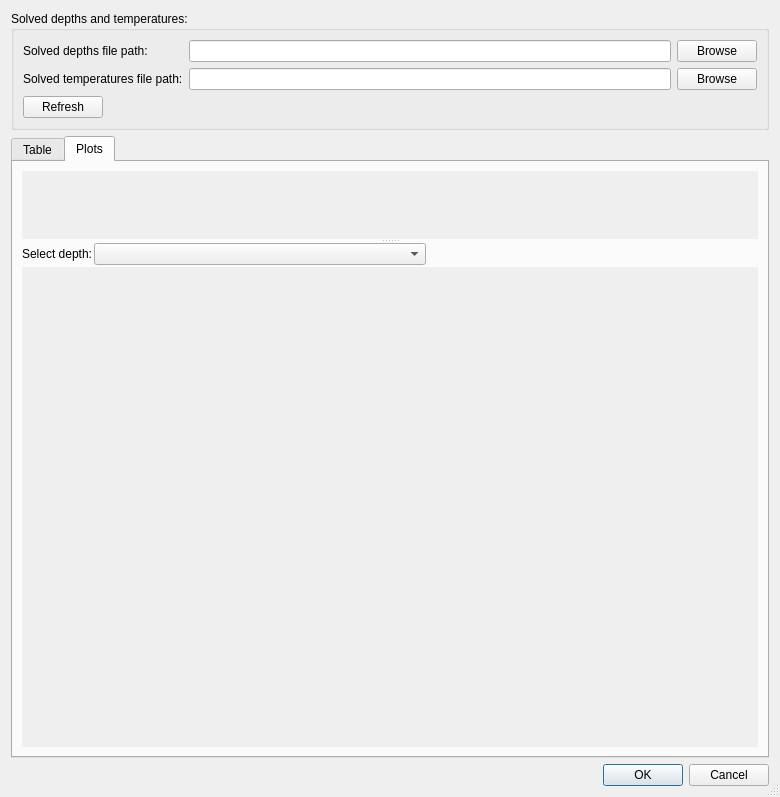
Before: the Qt Designer form Molonari_2021/ihm/python/sql/sqlgridview.ui in GVigne/Molonari-2022, drawn with Qt 5.
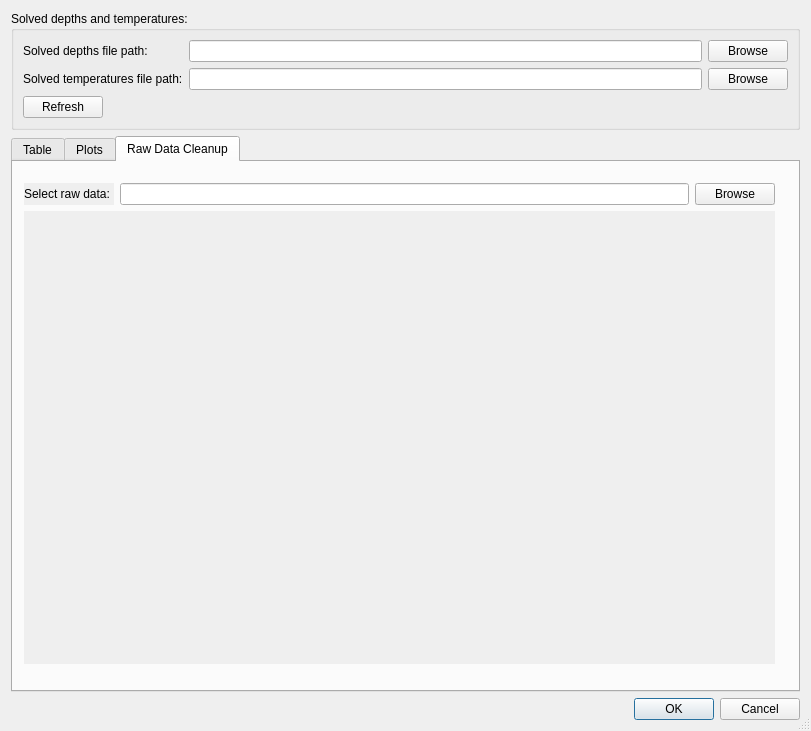
After: the same form once the commit is applied.

Commit message: Added a new tab in the test window to plot raw data with matplotlib. Nothing in Molonaviz folder has changed. Future work: add the option to delete individual points

```diff
--- a/Molonari_2021/ihm/python/sql/sqlgridview.ui
+++ b/Molonari_2021/ihm/python/sql/sqlgridview.ui
@@ -6,8 +6,8 @@
    <rect>
     <x>0</x>
     <y>0</y>
-    <width>780</width>
-    <height>797</height>
+    <width>811</width>
+    <height>731</height>
    </rect>
   </property>
   <property name="windowTitle">
@@ -100,7 +100,7 @@
    <item>
     <widget class="QTabWidget" name="tabWidget">
      <property name="currentIndex">
-      <number>1</number>
+      <number>2</number>
      </property>
      <widget class="QWidget" name="tabTable">
       <attribute name="title">
@@ -134,8 +134,8 @@
             <rect>
              <x>0</x>
              <y>0</y>
-             <width>740</width>
-             <height>258</height>
+             <width>788</width>
+             <height>68</height>
             </rect>
            </property>
            <layout class="QVBoxLayout" name="verticalLayout_6">
@@ -229,8 +229,8 @@
                <rect>
                 <x>0</x>
                 <y>0</y>
-                <width>740</width>
-                <height>263</height>
+                <width>788</width>
+                <height>411</height>
                </rect>
               </property>
               <layout class="QVBoxLayout" name="verticalLayout_3">
@@ -259,6 +259,68 @@
        </item>
       </layout>
      </widget>
+     <widget class="QWidget" name="cleanDataTab">
+      <property name="maximumSize">
+       <size>
+        <width>797</width>
+        <height>559</height>
+       </size>
+      </property>
+      <attribute name="title">
+       <string>Raw Data Cleanup</string>
+      </attribute>
+      <widget class="QWidget" name="">
+       <property name="geometry">
+        <rect>
+         <x>11</x>
+         <y>21</y>
+         <width>751</width>
+         <height>481</height>
+        </rect>
+       </property>
+       <layout class="QVBoxLayout" name="verticalLayout_8" stretch="1,7">
+        <item>
+         <layout class="QGridLayout" name="gridLayout_2">
+          <item row="0" column="0">
+           <widget class="QLabel" name="rawDataLabel">
+            <property name="autoFillBackground">
+             <bool>true</bool>
+            </property>
+            <property name="text">
+             <string>Select raw data: </string>
+            </property>
+           </widget>
+          </item>
+          <item row="0" column="1">
+           <widget class="QLineEdit" name="lineEditRawDataFile">
+            <property name="autoFillBackground">
+             <bool>true</bool>
+            </property>
+           </widget>
+          </item>
+          <item row="0" column="2">
+           <widget class="QPushButton" name="pushButtonBrowseRaw">
+            <property name="autoFillBackground">
+             <bool>true</bool>
+            </property>
+            <property name="text">
+             <string>Browse</string>
+            </property>
+           </widget>
+          </item>
+         </layout>
+        </item>
+        <item>
+         <widget class="QWidget" name="widgetRawData" native="true">
+          <property name="autoFillBackground">
+           <bool>true</bool>
+          </property>
+          <layout class="QVBoxLayout" name="verticalLayout_7"/>
+         </widget>
+        </item>
+       </layout>
+      </widget>
+     </widget>
     </widget>
    </item>
    <item>
```
The commit also changes 1 other file.
